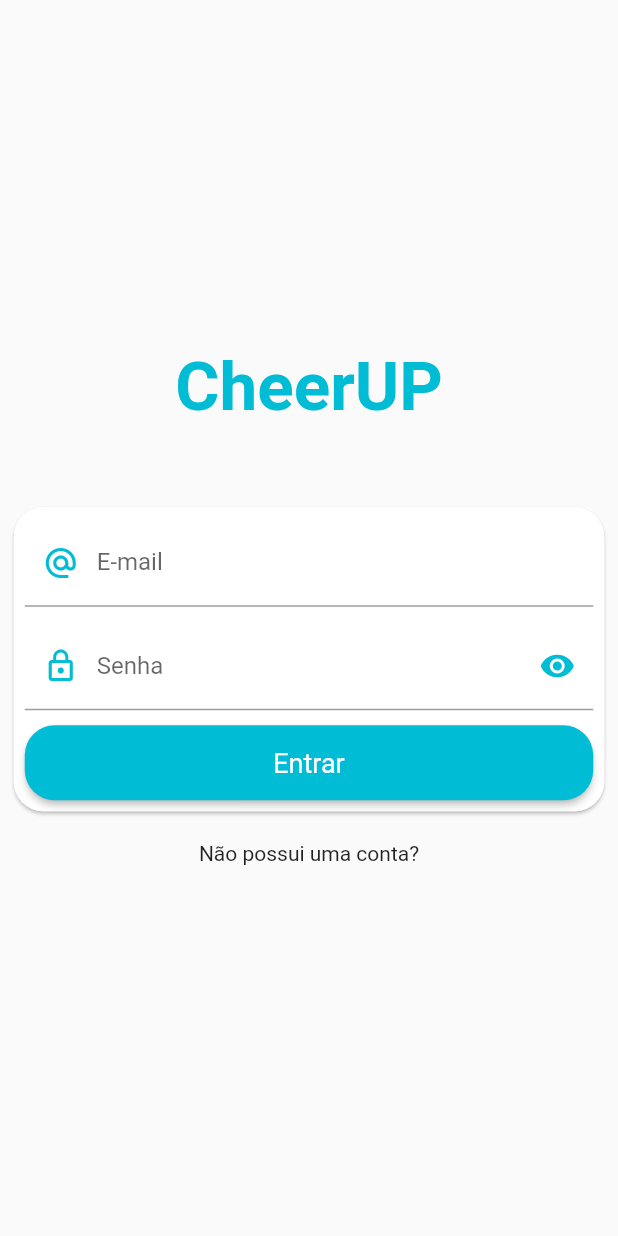
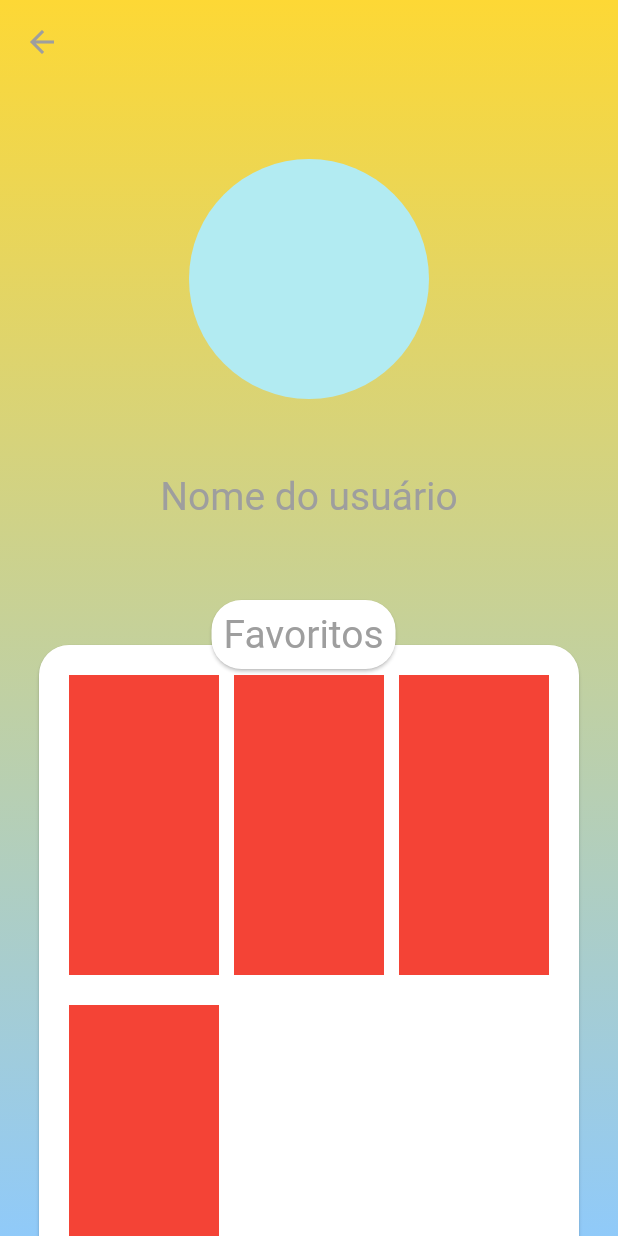
Before and after one commit to andrelrf1/cheerup, a Flutter app: the screen it shows after launch, after a tap on "Não possui uma conta?", on a phone screen of 412 x 824 dp. Run offline on Flutter 3.47's test engine with Material 2 defaults, Android fonts, the phone set to English and light mode, and no system bars.

Commit message:
começando tela de perfil do usuário!

```diff
--- a/lib/screens/login/login_screen.dart
+++ b/lib/screens/login/login_screen.dart
@@ -1,6 +1,7 @@
 import 'package:flutter/material.dart';
 import 'package:flutter/services.dart';
 import 'utils/login_form.dart';
+import '../user/user_screen.dart';
 
 class LogIn extends StatefulWidget {
   @override
@@ -8,7 +9,14 @@ class LogIn extends StatefulWidget {
 }
 
 class _LogInState extends State<LogIn> {
-  void _goToSignIn() {}
+  void _goToSignIn() {
+    Navigator.push(
+      context,
+      MaterialPageRoute(
+        builder: (context) => User(),
+      ),
+    );
+  }
 
   @override
   Widget build(BuildContext context) {
--- a/lib/screens/user/user_screen.dart
+++ b/lib/screens/user/user_screen.dart
@@ -0,0 +1,39 @@
+import 'package:flutter/material.dart';
+import 'utils/favorites_card.dart';
+import 'utils/user_info.dart';
+
+class User extends StatelessWidget {
+  @override
+  Widget build(BuildContext context) {
+    return SafeArea(
+      child: Scaffold(
+        extendBodyBehindAppBar: true,
+        appBar: AppBar(
+          backgroundColor: Colors.transparent,
+          elevation: 0,
+          iconTheme: IconThemeData(
+            color: Colors.grey,
+          ),
+        ),
+        body: Container(
+          decoration: BoxDecoration(
+            gradient: LinearGradient(
+              colors: [Colors.yellow[600], Colors.blue[200]],
+              begin: Alignment.topCenter,
+              end: Alignment.bottomCenter,
+            ),
+          ),
+          child: ListView(
+            children: <Widget>[
+              Padding(
+                padding: EdgeInsets.symmetric(vertical: 50),
+                child: UserInfo(),
+              ),
+              FavoritesCard()
+            ],
+          ),
+        ),
+      ),
+    );
+  }
+}
--- a/lib/screens/user/utils/favorites_card.dart
+++ b/lib/screens/user/utils/favorites_card.dart
@@ -0,0 +1,90 @@
+import 'package:flutter/material.dart';
+
+class FavoritesCard extends StatelessWidget {
+  @override
+  Widget build(BuildContext context) {
+    var size = MediaQuery.of(context).size;
+    return Stack(
+      fit: StackFit.passthrough,
+      overflow: Overflow.visible,
+      children: <Widget>[
+        Padding(
+          padding: EdgeInsets.symmetric(horizontal: 20),
+          child: Column(
+            children: <Widget>[
+              SizedBox(
+                width: double.infinity,
+                height: 30,
+              ),
+              Card(
+                shape: RoundedRectangleBorder(
+                  borderRadius: BorderRadius.circular(20),
+                ),
+                child: Padding(
+                  padding: EdgeInsets.all(20),
+                  child: Wrap(
+                    runAlignment: WrapAlignment.center,
+                    direction: Axis.horizontal,
+                    alignment: WrapAlignment.start,
+                    runSpacing: 20,
+                    // espaçamento entre ao lado dos itens
+                    spacing: 10,
+                    // espaçamento abaixo dos itens
+                    children: <Widget>[
+                      Container(
+                        color: Colors.red,
+                        width: 100,
+                        height: 200,
+                      ),
+                      Container(
+                        color: Colors.red,
+                        width: 100,
+                        height: 200,
+                      ),
+                      Container(
+                        color: Colors.red,
+                        width: 100,
+                        height: 200,
+                      ),
+                      Container(
+                        color: Colors.red,
+                        width: 100,
+                        height: 200,
+                      )
+                    ],
+                  ),
+                ),
+              ),
+            ],
+          ),
+        ),
+        Positioned(
+          left: 137,
+          child: Card(
+            shape: RoundedRectangleBorder(
+              borderRadius: BorderRadius.circular(20),
+            ),
+            child: Padding(
+              padding: EdgeInsets.all(8),
+              child: Row(
+                mainAxisAlignment: MainAxisAlignment.center,
+                children: <Widget>[
+                  SizedBox(),
+                  Text(
+                    'Favoritos',
+                    textAlign: TextAlign.center,
+                    style: TextStyle(
+                        color: Colors.grey,
+                        fontWeight: FontWeight.normal,
+                        fontSize: 26),
+                  ),
+                  SizedBox(),
+                ],
+              ),
+            ),
+          ),
+        )
+      ],
+    );
+  }
+}
--- a/lib/screens/user/utils/user_info.dart
+++ b/lib/screens/user/utils/user_info.dart
@@ -0,0 +1,26 @@
+import 'package:flutter/material.dart';
+
+class UserInfo extends StatelessWidget {
+  @override
+  Widget build(BuildContext context) {
+    return Column(
+      mainAxisAlignment: MainAxisAlignment.center,
+      children: <Widget>[
+        CircleAvatar(
+          radius: 80,
+        ),
+        SizedBox(
+          height: 50,
+        ),
+        Text(
+          'Nome do usuário',
+          style: TextStyle(
+            color: Colors.grey,
+            fontWeight: FontWeight.normal,
+            fontSize: 26
+          ),
+        )
+      ],
+    );
+  }
+}
```
Also changed, not shown: pubspec.lock.
